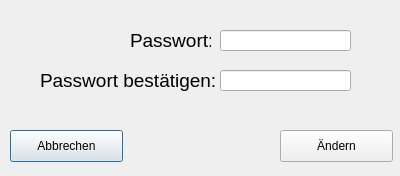
sess2016C/se2016C, file newpassword.ui: the form before one commit.
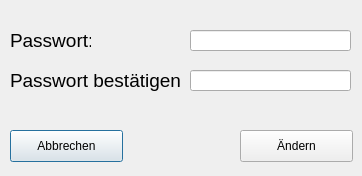
The form after the commit.

```diff
--- a/newpassword.ui
+++ b/newpassword.ui
@@ -6,7 +6,7 @@
    <rect>
     <x>0</x>
     <y>0</y>
-    <width>400</width>
+    <width>362</width>
     <height>176</height>
    </rect>
   </property>
@@ -29,7 +29,7 @@
   <widget class="QPushButton" name="btn_NpAendern">
    <property name="geometry">
     <rect>
-     <x>280</x>
+     <x>240</x>
      <y>130</y>
      <width>113</width>
      <height>32</height>
@@ -42,9 +42,9 @@
   <widget class="QLineEdit" name="txt_NpPasswort2">
    <property name="geometry">
     <rect>
-     <x>220</x>
+     <x>190</x>
      <y>70</y>
-     <width>131</width>
+     <width>161</width>
      <height>21</height>
     </rect>
    </property>
@@ -55,7 +55,7 @@
   <widget class="QLabel" name="label">
    <property name="geometry">
     <rect>
-     <x>130</x>
+     <x>10</x>
      <y>30</y>
      <width>81</width>
      <height>21</height>
@@ -73,9 +73,9 @@
   <widget class="QLabel" name="label_2">
    <property name="geometry">
     <rect>
-     <x>40</x>
+     <x>10</x>
      <y>70</y>
-     <width>211</width>
+     <width>171</width>
      <height>21</height>
     </rect>
    </property>
@@ -91,9 +91,9 @@
   <widget class="QLineEdit" name="txt_NpPasswort1">
    <property name="geometry">
     <rect>
-     <x>220</x>
+     <x>190</x>
      <y>30</y>
-     <width>131</width>
+     <width>161</width>
      <height>21</height>
     </rect>
    </property>
```
